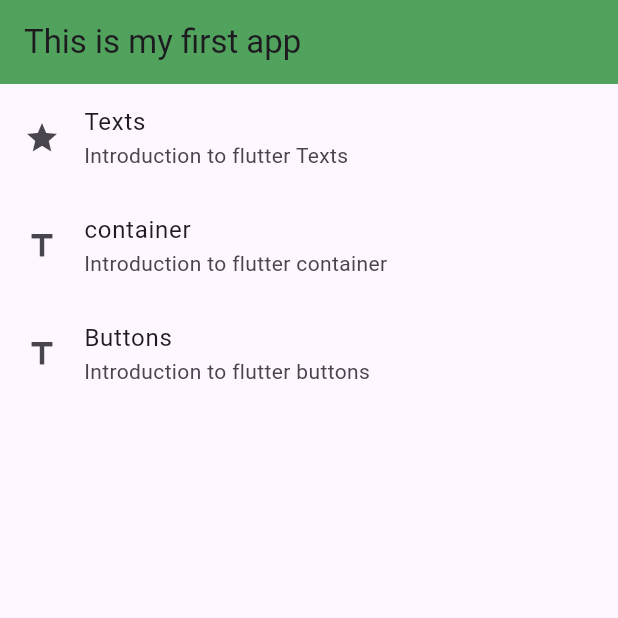
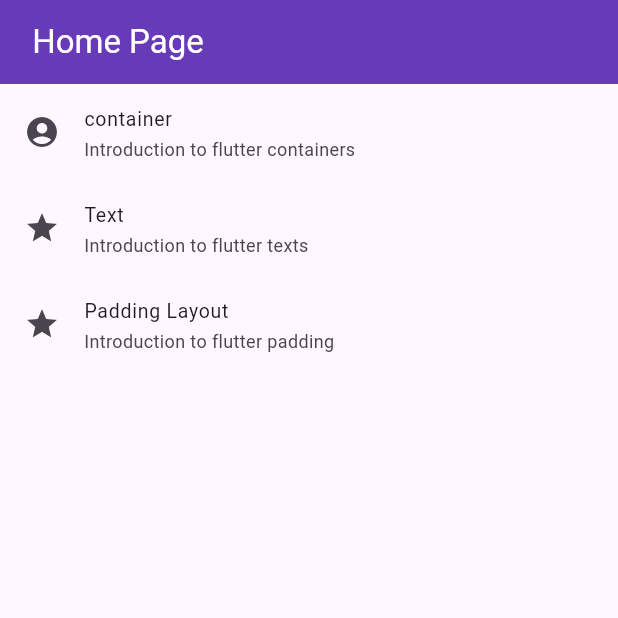
Before and after one commit to Morg-2025/flutter_components, a Flutter app: the screen it shows after launch, on a phone screen of 412 x 824 dp, the top half of it. Run offline on Flutter 3.47's test engine with Material 3 defaults, Android fonts, the phone set to English and light mode, and no system bars.

Commit message:
3 changed files

```diff
--- a/lib/main.dart
+++ b/lib/main.dart
@@ -1,4 +1,7 @@
 import 'package:flutter/material.dart';
+
+import 'Screens/text_screen.dart';
+
 
 void main() {
   runApp(const MyApp());
@@ -10,32 +13,71 @@ const MyApp({super.key});
   @override
   Widget build(BuildContext context) {
     return MaterialApp(
-      title: 'My Simple App',
-      home: Scaffold(
+      title: 'Flutter Demo',
+      theme: ThemeData(
+        colorScheme: ColorScheme.fromSeed(seedColor: Colors.deepPurple),
+        appBarTheme: AppBarTheme(
+          backgroundColor: Colors.deepPurple,
+          foregroundColor: Colors.white,
+        ),
+      ),
+     home: const MyHomePage(title:'Flutter Demo Home Page'),
+    );
+  }
+}
+
+class MyHomePage extends StatefulWidget {
+  final String title;
+
+  const MyHomePage({
+    super.key, required this.title});
+
+  @override
+  State<MyHomePage> createState() => _MyHomePageState();
+}
+
+class _MyHomePageState extends State<MyHomePage> {
+  @override
+  Widget build(BuildContext context) {
+    return Scaffold(
       appBar: AppBar(
-          title: Text('This is my first app'),
-          elevation: 16 ,
-          backgroundColor:Colors.green,
+        title: Text(" Home Page"),
+
       ),
       body: ListView(
         children: [
           ListTile(
-      leading: Icon(Icons.star),
-      title: Text('Texts'),
-      subtitle: Text('Introduction to flutter Texts'),
+            dense: true,
+            title: Text("container"),
+            subtitle: Text("Introduction to flutter containers"),
+            leading: Icon(Icons.account_circle),
+
           ),
           ListTile(
-          leading: Icon(Icons.title),
-          title: Text('container'),
-          subtitle: Text('Introduction to flutter container'),
+            dense: true,
+            title: Text("Text"),
+            subtitle: Text("Introduction to flutter texts"),
+            leading: Icon(Icons.star),
+            onTap: () =>
+            {
+              Navigator.push(context,
+                MaterialPageRoute(builder: (context) => TextScreen()),
+              ),
+            },
           ),
           ListTile(
-        leading: Icon(Icons.title),
-        title: Text('Buttons'),
-        subtitle: Text('Introduction to flutter buttons'),
+            dense: true,
+            title: Text("Padding Layout"),
+            subtitle: Text("Introduction to flutter padding"),
+            leading: Icon(Icons.star),
+            onTap: () => {
+              Navigator.push(context,
+                MaterialPageRoute(builder: (context) => TextScreen()),
               ),
+            },
+          ),
+
         ],
-),
       ),
     );
   }
```
Also changed, not shown: lib/Screens/text_screen.dart (added, +24 -0 lines). Lines whose indentation alone changed are shown as unchanged.
